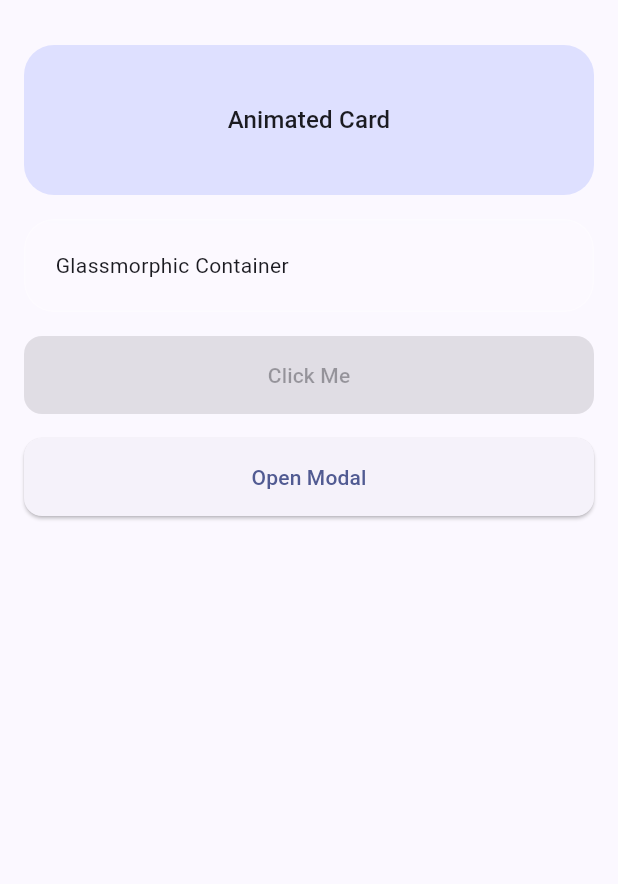
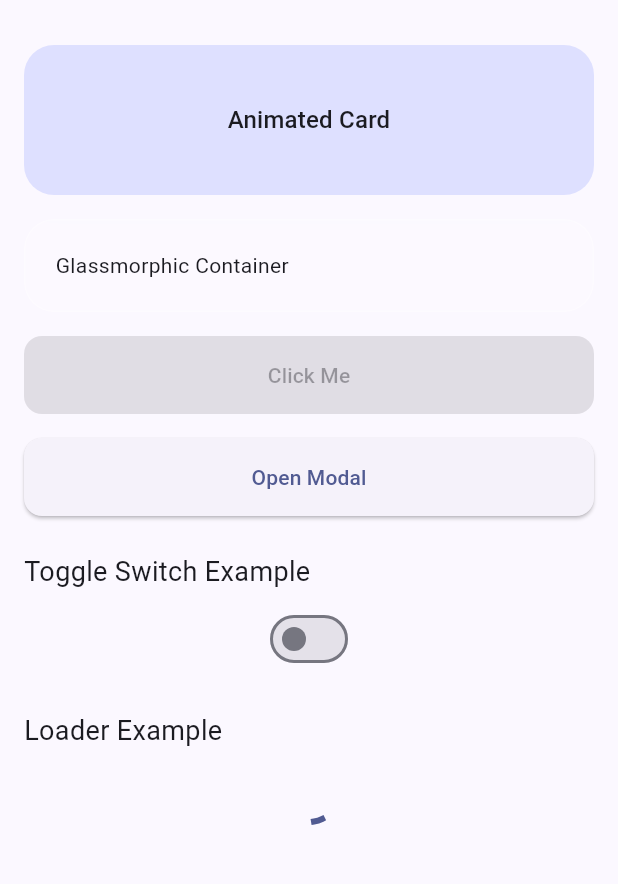
Before and after one commit to greyscripttech/kit-flutter-ui-minimals, a Flutter app: the screen it shows after launch, on a phone screen of 412 x 824 dp, the part 63-947 px from its top. Run offline on Flutter 3.47's test engine with Material 3 defaults, Android fonts, the phone set to English and light mode, and no system bars.

Commit message:
Add custom toggle switch and animated loader widget (#3)
* Add custom toggle switch and animated loader widget

- Added reusable CustomToggle widget with onChanged support
- Added smooth animated CustomLoader widget
- Updated HomeScreen to showcase toggle and loader examples
- Improved CustomButton to support onPressed callback
- Fixed missing CustomModal widget

* Stash Issue Fixed

Some old code merged because of Stash Issue - files updated

```diff
--- /dev/null
+++ b/lib/common/widgets/custom_loader.dart
@@ -0,0 +1,16 @@
+import 'package:flutter/material.dart';
+
+class CustomLoader extends StatelessWidget {
+  const CustomLoader({super.key});
+
+  @override
+  Widget build(BuildContext context) {
+    return const Center(
+      child: SizedBox(
+        height: 40,
+        width: 40,
+        child: CircularProgressIndicator(strokeWidth: 4),
+      ),
+    );
+  }
+}
--- /dev/null
+++ b/lib/common/widgets/custom_toggle.dart
@@ -0,0 +1,17 @@
+import 'package:flutter/material.dart';
+
+class CustomToggle extends StatelessWidget {
+  final bool value;
+  final ValueChanged<bool> onChanged;
+
+  const CustomToggle({super.key, required this.value, required this.onChanged});
+
+  @override
+  Widget build(BuildContext context) {
+    return Switch(
+      value: value,
+      onChanged: onChanged,
+      activeColor: Theme.of(context).colorScheme.primary,
+    );
+  }
+}
--- a/lib/screens/home_screen.dart
+++ b/lib/screens/home_screen.dart
@@ -3,6 +3,8 @@ import '../common/widgets/animated_card.dart';
 import '../common/widgets/glass_container.dart';
 import '../common/widgets/custom_button.dart';
 import '../common/widgets/custom_modal.dart';
+import '../common/widgets/custom_toggle.dart';
+import '../common/widgets/custom_loader.dart';
 
 class HomeScreen extends StatelessWidget {
   const HomeScreen({super.key});
@@ -36,6 +38,22 @@ class HomeScreen extends StatelessWidget {
                 ));
               },
             ),
+            const SizedBox(height: 24),
+            const Text('Toggle Switch Example', style: TextStyle(fontSize: 18)),
+            const SizedBox(height: 8),
+            StatefulBuilder(
+              builder: (context, setState) {
+                bool isSwitched = false;
+                return CustomToggle(
+                  value: isSwitched,
+                  onChanged: (value) => setState(() => isSwitched = value),
+                );
+              },
+            ),
+            const SizedBox(height: 24),
+            const Text('Loader Example', style: TextStyle(fontSize: 18)),
+            const SizedBox(height: 8),
+            const CustomLoader(),
           ],
         ),
       ),
--- a/pubspec.yaml
+++ b/pubspec.yaml
@@ -1,5 +1,5 @@
 name: kit_flutter_ui_minimals
-description: A minimal, reusable Flutter UI Kit with Material 3
+description: A minimal, reusable Flutter UI Kit with Material 3 support
 publish_to: 'none'
 
 version: 1.0.0+1
@@ -11,6 +11,7 @@ dependencies:
   flutter:
     sdk: flutter
 
+  # Optional: Useful common Flutter packages
   cupertino_icons: ^1.0.2
 
 dev_dependencies:
```
Also changed, not shown: 1 other file.
